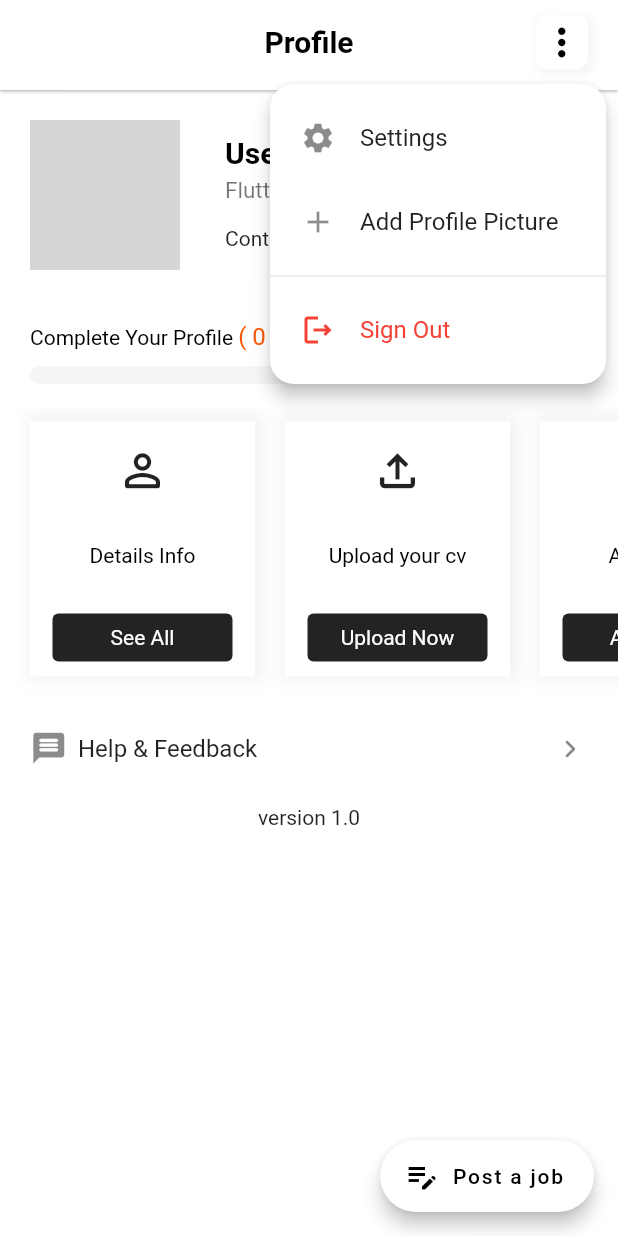
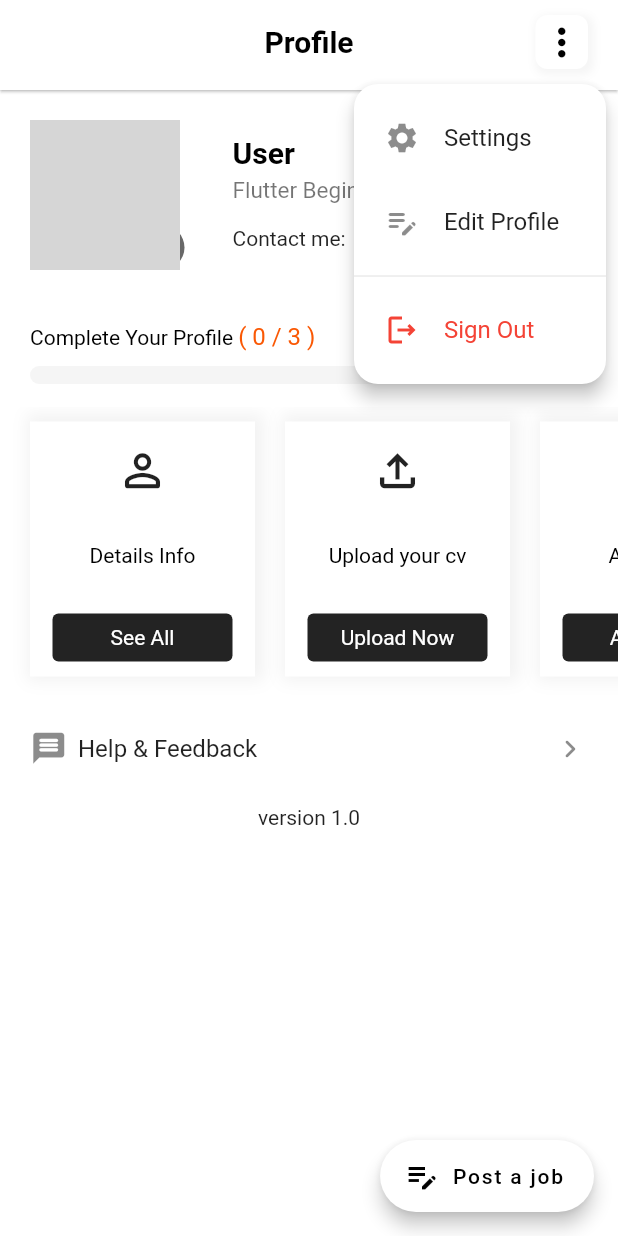
Before and after one commit to thetooaung07/job-portal, a Flutter app: the AccountPage screen opened by its route, after a tap on the "more vert" icon, on a phone screen of 412 x 824 dp. Run offline on Flutter 3.47's test engine with Material 2 defaults, Android fonts, the light colour scheme and no system bars; our stand-ins replace cloud_firestore, firebase_auth, firebase_core, firebase_storage, flutter_svg, fluttertoast and 2 more; accounts and stored records are empty; network calls fail; Roboto replaces fonts that are missing (Circular); grey boxes are pictures that could not be loaded.

Commit message:
Minor changes

```diff
--- a/lib/binding/searchpage_binding.dart
+++ b/lib/binding/searchpage_binding.dart
@@ -1,9 +1,9 @@
-import 'package:get/get.dart';
+// import 'package:get/get.dart';
 
-class SearchPageBinding extends Bindings {
-  @override
-  void dependencies() {
-    // TODO: implement dependencies
-    // Get.put(() => SearchTitleController());
-  }
-}
+// class SearchPageBinding extends Bindings {
+//   @override
+//   void dependencies() {
+//     // TODO: implement dependencies
+//     // Get.put(() => SearchTitleController());
+//   }
+// }
--- a/lib/controller/user_account_controller.dart
+++ b/lib/controller/user_account_controller.dart
@@ -92,7 +92,5 @@ class UserAccountController extends GetxController {
           docPath: docPath,
           data: {"postedBy.profile": fileLink});
     }
-    // isUploading.value = false;
-    // update();
   }
 }
--- a/lib/routes/routes.dart
+++ b/lib/routes/routes.dart
@@ -4,6 +4,7 @@ import 'package:job_portal/main.dart';
 import 'package:job_portal/view/account_page.dart';
 import 'package:job_portal/view/applications_page.dart';
 import 'package:job_portal/view/applied_page.dart';
+import 'package:job_portal/view/edit_profile.dart';
 import 'package:job_portal/view/login/signup_page.dart';
 import 'package:job_portal/view/login/login_page.dart';
 import 'package:job_portal/view/job_details_page.dart';
@@ -20,9 +21,9 @@ class RouteNames {
   static String root = "/root";
   static String login = "/login";
   static String home = "/home";
+  static String search = "/search";
   static String popularJobs = "/popular-jobs";
   static String recentPosts = "/recent-posts";
-  static String search = "/search";
   static String jobDetails = "/job-details";
   static String jobs = "/jobs";
   static String applications = "/applications";
@@ -33,76 +34,30 @@ class RouteNames {
   static String signup = "/signup";
   static String savePosts = "/saved-posts";
   static String postJob = "/post-job";
+  static String eidtProfile = "/edit-profile";
 }
 
 routes() => [
+      GetPage(name: RouteNames.root, page: () => const RootPage()),
+      GetPage(name: RouteNames.login, page: () => const LoginPage()),
+      GetPage(name: RouteNames.signup, page: () => const SignUpPage()),
       GetPage(
-        name: RouteNames.root,
-        // binding: HomePageBinding(),
-        page: () => const RootPage(),
-      ),
+          name: RouteNames.home,
+          page: () => const HomePage()), // !TODO to change back
       GetPage(
-        name: RouteNames.login,
-        // binding: HomePageBinding(),
-        page: () => const LoginPage(),
-      ),
+          name: RouteNames.popularJobs, page: () => const PopularJobsPage()),
       GetPage(
-        name: RouteNames.signup,
-        // binding: HomePageBinding(),
-        page: () => const SignUpPage(),
-      ),
+          name: RouteNames.recentPosts, page: () => const RecentPostsPage()),
+      GetPage(name: RouteNames.search, page: () => const SearchPage()),
+      GetPage(name: RouteNames.jobDetails, page: () => const JobDetailsPage()),
+      GetPage(name: RouteNames.jobs, page: () => const JobsPage()),
+      GetPage(name: RouteNames.nearby, page: () => const NearbyPage()),
+      GetPage(name: RouteNames.applied, page: () => const AppliedPage()),
+      GetPage(name: RouteNames.account, page: () => const AccountPage()),
       GetPage(
-        name: RouteNames.home,
-        // binding: HomePageBinding(),
-        page: () => const HomePage(), // !TODO to change back
-      ),
-      GetPage(
-        name: RouteNames.popularJobs,
-        page: () => const PopularJobsPage(),
-      ),
-      GetPage(
-        name: RouteNames.recentPosts,
-        page: () => const RecentPostsPage(),
-      ),
-      GetPage(
-        name: RouteNames.search,
-        binding: SearchPageBinding(),
-        page: () => const SearchPage(),
-      ),
-      GetPage(
-        name: RouteNames.jobDetails,
-        page: () => const JobDetailsPage(),
-      ),
-      GetPage(
-        name: RouteNames.jobs,
-        page: () => const JobsPage(),
-      ),
-      GetPage(
-        name: RouteNames.nearby,
-        page: () => const NearbyPage(),
-      ),
-      GetPage(
-        name: RouteNames.applied,
-        page: () => const AppliedPage(),
-      ),
-      GetPage(
-        name: RouteNames.account,
-        page: () => const AccountPage(),
-      ),
-      GetPage(
-        name: RouteNames.applications,
-        page: () => const ApplicationsPage(),
-      ),
-      GetPage(
-        name: RouteNames.myJobs,
-        page: () => const MyJobsPage(),
-      ),
-      GetPage(
-        name: RouteNames.savePosts,
-        page: () => const SavedJobsPage(),
-      ),
-      GetPage(
-        name: RouteNames.postJob,
-        page: () => const PostJobPage(),
-      ),
+          name: RouteNames.applications, page: () => const ApplicationsPage()),
+      GetPage(name: RouteNames.myJobs, page: () => const MyJobsPage()),
+      GetPage(name: RouteNames.savePosts, page: () => const SavedJobsPage()),
+      GetPage(name: RouteNames.postJob, page: () => const PostJobPage()),
+      GetPage(name: RouteNames.eidtProfile, page: () => const EditProfilePage())
     ];
--- a/lib/view/account_page.dart
+++ b/lib/view/account_page.dart
@@ -12,6 +12,7 @@ import 'package:job_portal/routes/routes.dart';
 import 'package:job_portal/services/database.dart';
 import 'package:job_portal/widgets/job-post-card-hr.dart';
 import 'package:job_portal/widgets/my_app_bar.dart';
+import 'package:job_portal/widgets/profile_widgets.dart';
 
 class AccountPage extends StatelessWidget {
   const AccountPage({Key? key}) : super(key: key);
@@ -46,38 +47,38 @@ class AccountPage extends StatelessWidget {
                               children: [
                                 // Profile Pic
 
-                                if (snapshot.connectionState ==
-                                        ConnectionState.active &&
-                                    snapshot.hasData &&
-                                    userAccountController.isUploading ==
-                                        false) ...[
-                                  CircleAvatar(
-                                    backgroundImage:
-                                        NetworkImage(snapshot.data!.profile!),
-                                    // AssetImage("assets/images/default.png"),
-                                    backgroundColor: Colors.transparent,
-                                    radius: 50,
-                                  )
-                                ] else if (snapshot.connectionState ==
-                                            ConnectionState.active &&
-                                        snapshot.data?.profile == null ||
-                                    snapshot.data?.profile == "") ...[
-                                  CircleAvatar(
-                                    backgroundImage:
-                                        AssetImage("assets/images/default.png"),
-                                    backgroundColor: Colors.transparent,
-                                    radius: 50,
-                                  )
-                                ] else ...[
-                                  CircleAvatar(
-                                    backgroundColor: Colors.transparent,
-                                    radius: 50,
-                                    child: CircularProgressIndicator(
-                                      color: Colors.black54,
+                                Stack(
+                                  children: [
+                                    Container(
+                                      margin: EdgeInsets.only(right: 5),
+                                      child: AccountPageProfile(
+                                        snapshot: snapshot,
+                                        controller: userAccountController,
+                                      ),
                                     ),
-                                  )
-                                ],
-
+                                    Positioned(
+                                        bottom: 0,
+                                        right: 2,
+                                        child: GestureDetector(
+                                          onTap: userAccountController
+                                              .uploadProfile,
+                                          child: Container(
+                                            height: 30,
+                                            width: 30,
+                                            decoration: BoxDecoration(
+                                              shape: BoxShape.circle,
+                                              color:
+                                                  Color.fromARGB(151, 0, 0, 0),
+                                            ),
+                                            child: Icon(
+                                              Icons.edit,
+                                              size: 20,
+                                              color: Colors.white,
+                                            ),
+                                          ),
+                                        ))
+                                  ],
+                                ),
                                 // Profile Pic
 
                                 SizedBox(
@@ -412,15 +413,16 @@ class StyledPopupMenuBtn extends StatelessWidget {
             ),
           ),
           PopupMenuItem(
-            onTap: () {
-              userAccountController.uploadProfile();
-            },
             padding: EdgeInsets.symmetric(horizontal: 0),
             child: ListTile(
+              onTap: () {
+                print("Tap Eidt");
+                Get.toNamed(RouteNames.eidtProfile);
+              },
               contentPadding: EdgeInsets.symmetric(horizontal: 20),
               minLeadingWidth: 10,
-              leading: Icon(Icons.add),
-              title: Text("Add Profile Picture"),
+              leading: Icon(Icons.edit_note_rounded),
+              title: Text("Edit Profile"),
             ),
           ),
           PopupMenuDivider(),
--- /dev/null
+++ b/lib/view/edit_profile.dart
@@ -0,0 +1,42 @@
+import 'package:flutter/material.dart';
+import 'package:get/get.dart';
+import 'package:job_portal/main.dart';
+import 'package:job_portal/widgets/my_app_bar.dart';
+
+class EditProfilePage extends StatelessWidget {
+  const EditProfilePage({Key? key}) : super(key: key);
+
+  @override
+  Widget build(BuildContext context) {
+    return Scaffold(
+      appBar: MyAppBar(
+        leading: Container(
+          margin: EdgeInsets.symmetric(vertical: 10, horizontal: 20),
+          child: CustomIconButton(
+            onTap: (() => Get.back()),
+            child: Icon(
+              Icons.chevron_left_rounded,
+              size: 30,
+              color: Colors.black,
+            ),
+          ),
+        ),
+        label: "Jobs",
+        action: [
+          Container(
+            margin: EdgeInsets.fromLTRB(0, 10, 20, 10),
+            child: CustomIconButton(
+              onTap: (() => {}),
+              child: Icon(
+                Icons.more_vert_rounded,
+                size: 30,
+                color: Colors.black,
+              ),
+            ),
+          ),
+        ],
+      ),
+      body: Text("Edit Profile Page"),
+    );
+  }
+}
--- a/lib/view/saved_jobs_page.dart
+++ b/lib/view/saved_jobs_page.dart
@@ -44,7 +44,8 @@ class SavedJobsPage extends StatelessWidget {
         body: GetBuilder<SavedJobsPageController>(
             init: Get.put<SavedJobsPageController>(SavedJobsPageController()),
             builder: (controller) {
-              return ListView.builder(
+              return controller.getSavedPosts.length > 0
+                  ? ListView.builder(
                       itemCount: controller.getSavedPosts.length,
                       padding: EdgeInsets.symmetric(vertical: 20),
                       itemBuilder: (context, index) => GestureDetector(
@@ -59,6 +60,10 @@ class SavedJobsPage extends StatelessWidget {
                           data: controller.getSavedPosts[index],
                         ),
                       ),
+                    )
+                  : Center(
+                      heightFactor: 50,
+                      child: Text("No Saved Posts Yet"),
                     );
             }));
   }
--- a/lib/widgets/profile_widgets.dart
+++ b/lib/widgets/profile_widgets.dart
@@ -1,25 +1,41 @@
-// import 'package:flutter/material.dart';
+import 'package:flutter/material.dart';
+import 'package:job_portal/controller/user_account_controller.dart';
+import 'package:job_portal/model/user_account.dart';
 
-// class AccountPageProfile extends StatelessWidget {
+class AccountPageProfile extends StatelessWidget {
+  final AsyncSnapshot<UserAccount> snapshot;
+  final UserAccountController controller;
 
-//   dynamic data;
+  const AccountPageProfile(
+      {Key? key, required this.snapshot, required this.controller})
+      : super(key: key);
 
-
-//   const AccountPageProfile({Key? key, this.data}) : super(key: key);
-
-//   @override
-//   Widget build(BuildContext context) {
-//     return CircleAvatar(
-//       backgroundImage: NetworkImage(snapshot.data!.profile!),
-//       // AssetImage("assets/images/default.png"),
-//       backgroundColor: Colors.transparent,
-//       radius: 50,
-//     );
-//     // : CircleAvatar(
-//     //     backgroundImage: AssetImage(
-//     //         "assets/images/default.png"),
-//     //     backgroundColor: Colors.transparent,
-//     //     radius: 50,
-//     //   ),
-//   }
-// }
+  @override
+  Widget build(BuildContext context) {
+    if (snapshot.connectionState == ConnectionState.active &&
+        snapshot.hasData &&
+        controller.isUploading == false)
+      return CircleAvatar(
+        backgroundImage: NetworkImage(snapshot.data!.profile!),
+        // AssetImage("assets/images/default.png"),
+        backgroundColor: Colors.transparent,
+        radius: 50,
+      );
+    else if (snapshot.connectionState == ConnectionState.active &&
+            snapshot.data?.profile == null ||
+        snapshot.data?.profile == "")
+      return CircleAvatar(
+        backgroundImage: AssetImage("assets/images/default.png"),
+        backgroundColor: Colors.transparent,
+        radius: 50,
+      );
+    else
+      return CircleAvatar(
+        backgroundColor: Colors.transparent,
+        radius: 50,
+        child: CircularProgressIndicator(
+          color: Colors.black54,
+        ),
+      );
+  }
+}
```
Lines whose indentation alone changed are shown as unchanged.
